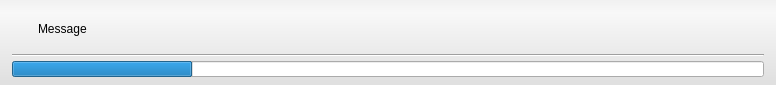
This is Interface/AppInterface/ProgressWidget.ui in jessdtate/Seg3D as Qt 5 draws it before an edit. The edited form follows.
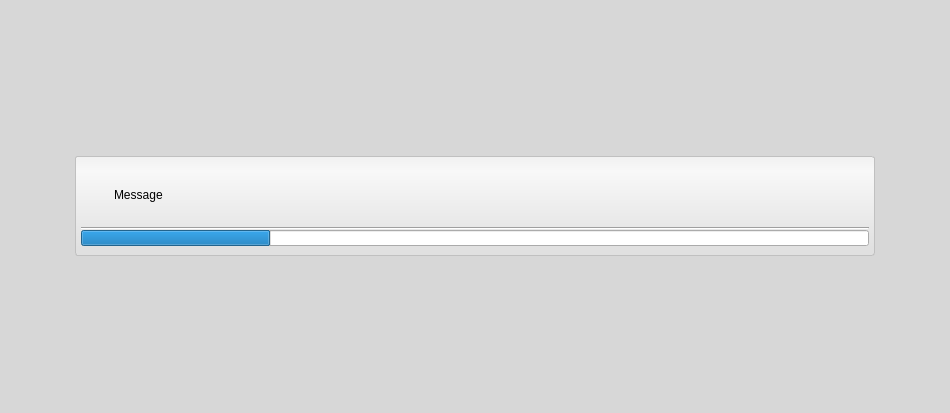
This is the edited form. Icons and pictures are not drawn.

Commit message: changed the AppTnterface to use a proxy class, changed the progresswidget to be a widget rather than a dialog, hopefully fixed the bug that caused lockups when during autosave.

```diff
--- a/Interface/AppInterface/ProgressWidget.ui
+++ b/Interface/AppInterface/ProgressWidget.ui
@@ -6,8 +6,8 @@
    <rect>
     <x>0</x>
     <y>0</y>
-    <width>776</width>
-    <height>85</height>
+    <width>950</width>
+    <height>413</height>
    </rect>
   </property>
   <property name="sizePolicy">
@@ -17,13 +17,15 @@
    </sizepolicy>
   </property>
   <property name="styleSheet">
-   <string notr="true">
-QWidget#ProgressWidget{
-
+   <string notr="true">QWidget#base_{
+	
+	background-color: rgba(211, 211, 211, 212);
 }
 
-QWidget#base_{
+QWidget#message_box_{
 	background-color: qlineargradient(spread:pad, x1:0.5, y1:0, x2:0.5, y2:0.960227, stop:0 rgba(241, 241, 241, 255), stop:0.155779 rgba(248, 248, 248, 255), stop:1 rgba(224, 224, 224, 255));
+	border: 1px solid silver;
+	border-radius: 3px;
 }
 
 QToolButton#lock_button_:checked{
@@ -65,7 +67,7 @@
    </property>
    <item>
     <widget class="QWidget" name="base_" native="true">
-     <layout class="QVBoxLayout" name="verticalLayout_6">
+     <layout class="QHBoxLayout" name="horizontalLayout_2">
       <property name="spacing">
        <number>4</number>
       </property>
@@ -82,11 +84,39 @@
        <number>8</number>
       </property>
       <item>
-       <layout class="QHBoxLayout" name="layout_">
+       <widget class="QWidget" name="message_box_" native="true">
+        <property name="minimumSize">
+         <size>
+          <width>800</width>
+          <height>100</height>
+         </size>
+        </property>
+        <property name="maximumSize">
+         <size>
+          <width>800</width>
+          <height>100</height>
+         </size>
+        </property>
+        <layout class="QVBoxLayout" name="verticalLayout">
         <property name="spacing">
+          <number>0</number>
+         </property>
+         <property name="leftMargin">
+          <number>6</number>
+         </property>
+         <property name="topMargin">
+          <number>6</number>
+         </property>
+         <property name="rightMargin">
+          <number>6</number>
+         </property>
+         <property name="bottomMargin">
          <number>10</number>
         </property>
         <item>
+          <widget class="QWidget" name="widget" native="true">
+           <layout class="QHBoxLayout" name="horizontalLayout">
+            <item>
          <widget class="QLabel" name="running_">
           <property name="sizePolicy">
            <sizepolicy hsizetype="Fixed" vsizetype="Fixed">
@@ -131,12 +161,6 @@
             <verstretch>0</verstretch>
            </sizepolicy>
           </property>
-          <property name="minimumSize">
-           <size>
-            <width>300</width>
-            <height>0</height>
-           </size>
-          </property>
           <property name="maximumSize">
            <size>
             <width>16777215</width>
@@ -184,6 +208,7 @@
          </widget>
         </item>
        </layout>
+          </widget>
       </item>
       <item>
        <widget class="Line" name="line_">
@@ -227,6 +252,9 @@
         <property name="textVisible">
          <bool>false</bool>
         </property>
+          </widget>
+         </item>
+        </layout>
        </widget>
       </item>
      </layout>
```
Left out of the diff: 2 changed lines with no effect on the pictures. Lines whose indentation alone changed are shown as unchanged. The commit also changes 9 other files.
